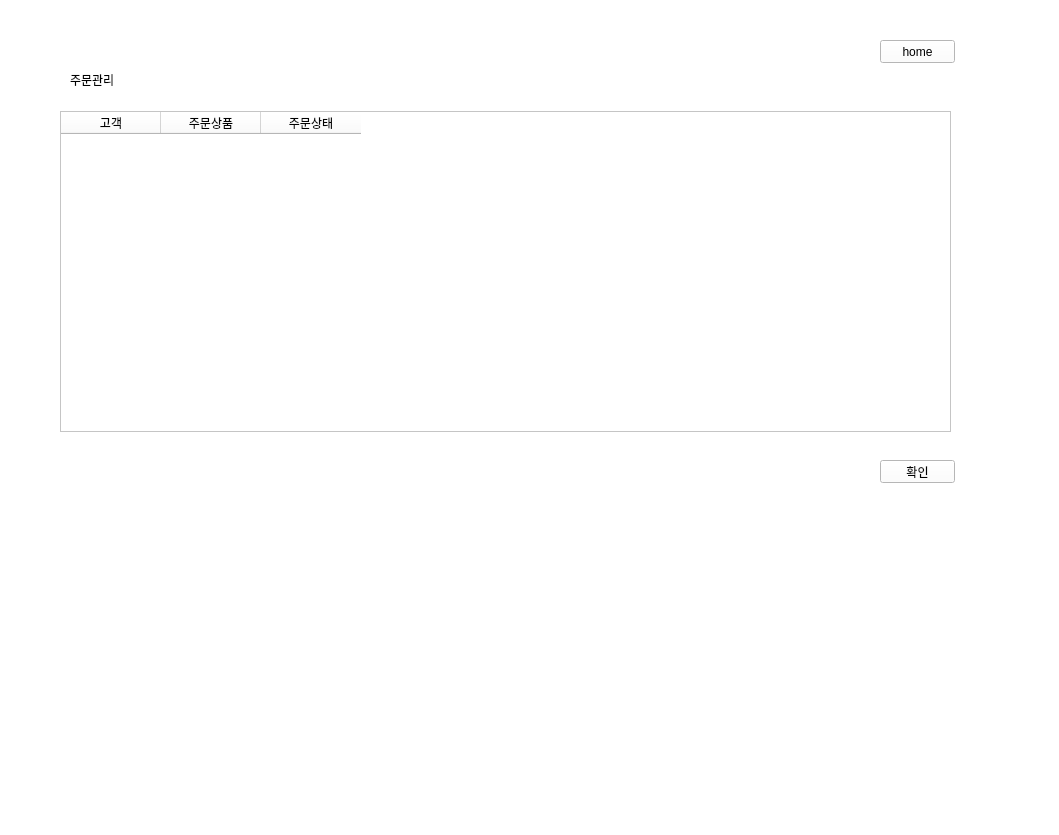
Above: smartstore.ui from soyyoonn/SMARTSTORE before the change. Below: the same form after it.
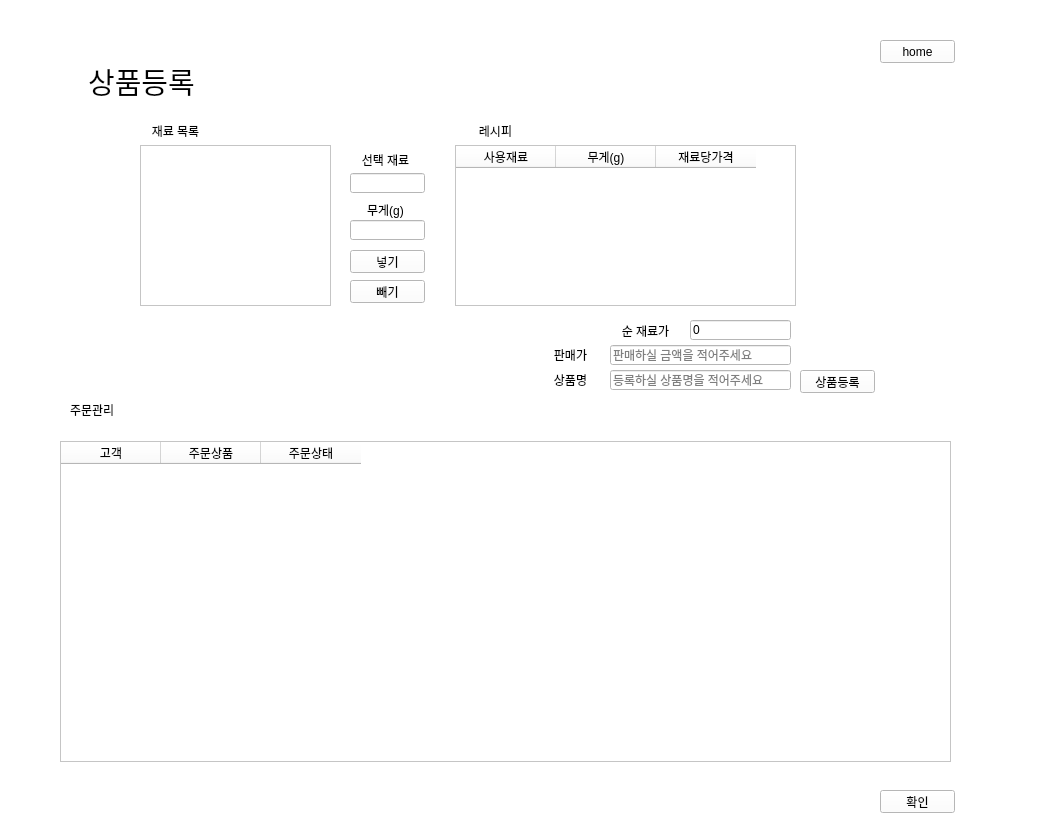
That is the form after the change. The open tabs and pages were chosen to show the change.

Commit message: 230117 20:30 연수 상품등록 ui 수정, 상품 레시피 넣기, 빼기, 순재료가 출력 기능 작성

Patch:
```diff
--- a/smartstore.ui
+++ b/smartstore.ui
@@ -26,7 +26,7 @@
     </rect>
    </property>
    <property name="currentIndex">
-    <number>3</number>
+    <number>4</number>
    </property>
    <widget class="QWidget" name="page_2">
     <widget class="QPushButton" name="btn_login">
@@ -749,28 +749,78 @@
       </property>
      </column>
     </widget>
-    <widget class="QLabel" name="label_15">
+   </widget>
+   <widget class="QWidget" name="page_5">
+    <widget class="QLabel" name="label_3">
      <property name="geometry">
       <rect>
-       <x>600</x>
-       <y>310</y>
-       <width>61</width>
-       <height>21</height>
+       <x>70</x>
+       <y>400</y>
+       <width>56</width>
+       <height>20</height>
       </rect>
      </property>
      <property name="text">
-      <string>순 재료가</string>
+      <string>주문관리</string>
      </property>
-     <property name="alignment">
-      <set>Qt::AlignCenter</set>
+    </widget>
+    <widget class="QTableWidget" name="orderlist">
+     <property name="geometry">
+      <rect>
+       <x>60</x>
+       <y>441</y>
+       <width>891</width>
+       <height>321</height>
+      </rect>
+     </property>
+     <column>
+      <property name="text">
+       <string>고객</string>
+      </property>
+     </column>
+     <column>
+      <property name="text">
+       <string>주문상품</string>
+      </property>
+     </column>
+     <column>
+      <property name="text">
+       <string>주문상태</string>
+      </property>
+     </column>
+    </widget>
+    <widget class="QPushButton" name="btn_check2">
+     <property name="geometry">
+      <rect>
+       <x>880</x>
+       <y>790</y>
+       <width>75</width>
+       <height>23</height>
+      </rect>
+     </property>
+     <property name="text">
+      <string>확인</string>
+     </property>
+    </widget>
+    <widget class="QPushButton" name="btn_home4">
+     <property name="geometry">
+      <rect>
+       <x>880</x>
+       <y>40</y>
+       <width>75</width>
+       <height>23</height>
+      </rect>
+     </property>
+     <property name="text">
+      <string>home</string>
      </property>
     </widget>
     <widget class="QLineEdit" name="productname">
      <property name="geometry">
       <rect>
-       <x>175</x>
-       <y>104</y>
-       <width>191</width>
+       <x>610</x>
+       <y>370</y>
+       <width>181</width>
        <height>20</height>
       </rect>
      </property>
@@ -781,34 +831,66 @@
       <string>등록하실 상품명을 적어주세요</string>
      </property>
     </widget>
-    <widget class="QPushButton" name="btn_registration">
+    <widget class="QLineEdit" name="product_sellingPrice">
      <property name="geometry">
       <rect>
-       <x>755</x>
-       <y>365</y>
-       <width>75</width>
-       <height>23</height>
+       <x>610</x>
+       <y>345</y>
+       <width>181</width>
+       <height>20</height>
       </rect>
      </property>
-     <property name="text">
-      <string>상품등록</string>
+     <property name="placeholderText">
+      <string>판매하실 금액을 적어주세요</string>
      </property>
     </widget>
     <widget class="QListWidget" name="list_material">
      <property name="geometry">
       <rect>
-       <x>175</x>
-       <y>140</y>
-       <width>256</width>
+       <x>140</x>
+       <y>145</y>
+       <width>191</width>
        <height>161</height>
       </rect>
      </property>
     </widget>
+    <widget class="QLabel" name="label_21">
+     <property name="geometry">
+      <rect>
+       <x>350</x>
+       <y>150</y>
+       <width>71</width>
+       <height>20</height>
+      </rect>
+     </property>
+     <property name="text">
+      <string>선택 재료</string>
+     </property>
+     <property name="alignment">
+      <set>Qt::AlignCenter</set>
+     </property>
+    </widget>
+    <widget class="QLabel" name="label">
+     <property name="geometry">
+      <rect>
+       <x>460</x>
+       <y>120</y>
+       <width>71</width>
+       <height>21</height>
+      </rect>
+     </property>
+     <property name="text">
+      <string>레시피</string>
+     </property>
+     <property name="alignment">
+      <set>Qt::AlignCenter</set>
+     </property>
+    </widget>
     <widget class="QPushButton" name="btn_productInput">
      <property name="geometry">
       <rect>
-       <x>465</x>
-       <y>200</y>
+       <x>350</x>
+       <y>250</y>
        <width>75</width>
        <height>23</height>
       </rect>
@@ -817,41 +899,37 @@
       <string>넣기</string>
      </property>
     </widget>
-    <widget class="QTableWidget" name="table_material">
+    <widget class="QLabel" name="label_18">
      <property name="geometry">
       <rect>
-       <x>575</x>
-       <y>140</y>
-       <width>256</width>
-       <height>161</height>
+       <x>540</x>
+       <y>370</y>
+       <width>61</width>
+       <height>20</height>
       </rect>
      </property>
-     <column>
-      <property name="text">
-       <string>사용재료</string>
-      </property>
-     </column>
-     <column>
-      <property name="text">
-       <string>들어가는양</string>
-      </property>
-     </column>
+     <property name="text">
+      <string>상품명</string>
+     </property>
+     <property name="alignment">
+      <set>Qt::AlignCenter</set>
+     </property>
     </widget>
-    <widget class="QLineEdit" name="led_productWeight">
+    <widget class="QLineEdit" name="led_materialWeight">
      <property name="geometry">
       <rect>
-       <x>465</x>
-       <y>170</y>
+       <x>350</x>
+       <y>220</y>
        <width>75</width>
-       <height>23</height>
+       <height>20</height>
       </rect>
      </property>
     </widget>
     <widget class="QPushButton" name="btn_productOutput">
      <property name="geometry">
       <rect>
-       <x>465</x>
-       <y>230</y>
+       <x>350</x>
+       <y>280</y>
        <width>75</width>
        <height>23</height>
       </rect>
@@ -860,37 +938,61 @@
       <string>빼기</string>
      </property>
     </widget>
-    <widget class="QLineEdit" name="product_sellingPrice">
+    <widget class="QTableWidget" name="table_recipe">
      <property name="geometry">
       <rect>
-       <x>665</x>
-       <y>335</y>
-       <width>161</width>
-       <height>20</height>
+       <x>455</x>
+       <y>145</y>
+       <width>341</width>
+       <height>161</height>
       </rect>
      </property>
-     <property name="placeholderText">
-      <string>판매하실 금액을 적어주세요</string>
+     <property name="editTriggers">
+      <set>QAbstractItemView::NoEditTriggers</set>
      </property>
+     <property name="tabKeyNavigation">
+      <bool>false</bool>
+     </property>
+     <property name="showDropIndicator" stdset="0">
+      <bool>false</bool>
+     </property>
+     <property name="selectionBehavior">
+      <enum>QAbstractItemView::SelectRows</enum>
+     </property>
+     <column>
+      <property name="text">
+       <string>사용재료</string>
+      </property>
+     </column>
+     <column>
+      <property name="text">
+       <string>무게(g)</string>
+      </property>
+     </column>
+     <column>
+      <property name="text">
+       <string>재료당가격</string>
+      </property>
+     </column>
     </widget>
-    <widget class="QLineEdit" name="product_price">
+    <widget class="QPushButton" name="btn_registration">
      <property name="geometry">
       <rect>
-       <x>665</x>
-       <y>310</y>
-       <width>161</width>
-       <height>20</height>
+       <x>800</x>
+       <y>370</y>
+       <width>75</width>
+       <height>23</height>
       </rect>
      </property>
-     <property name="mouseTracking">
-      <bool>false</bool>
+     <property name="text">
+      <string>상품등록</string>
      </property>
     </widget>
     <widget class="QLabel" name="label_16">
      <property name="geometry">
       <rect>
-       <x>600</x>
-       <y>335</y>
+       <x>540</x>
+       <y>345</y>
        <width>61</width>
        <height>20</height>
       </rect>
@@ -902,11 +1004,78 @@
       <set>Qt::AlignCenter</set>
      </property>
     </widget>
+    <widget class="QLabel" name="label_15">
+     <property name="geometry">
+      <rect>
+       <x>610</x>
+       <y>320</y>
+       <width>71</width>
+       <height>21</height>
+      </rect>
+     </property>
+     <property name="text">
+      <string>순 재료가</string>
+     </property>
+     <property name="alignment">
+      <set>Qt::AlignCenter</set>
+     </property>
+    </widget>
+    <widget class="QLabel" name="label_19">
+     <property name="geometry">
+      <rect>
+       <x>140</x>
+       <y>120</y>
+       <width>71</width>
+       <height>21</height>
+      </rect>
+     </property>
+     <property name="text">
+      <string>재료 목록</string>
+     </property>
+     <property name="alignment">
+      <set>Qt::AlignCenter</set>
+     </property>
+    </widget>
+    <widget class="QLineEdit" name="product_price">
+     <property name="geometry">
+      <rect>
+       <x>690</x>
+       <y>320</y>
+       <width>101</width>
+       <height>20</height>
+      </rect>
+     </property>
+     <property name="mouseTracking">
+      <bool>false</bool>
+     </property>
+     <property name="text">
+      <string>0</string>
+     </property>
+     <property name="readOnly">
+      <bool>true</bool>
+     </property>
+    </widget>
+    <widget class="QLineEdit" name="led_materialChoose">
+     <property name="geometry">
+      <rect>
+       <x>350</x>
+       <y>173</y>
+       <width>75</width>
+       <height>20</height>
+      </rect>
+     </property>
+     <property name="mouseTracking">
+      <bool>false</bool>
+     </property>
+     <property name="readOnly">
+      <bool>true</bool>
+     </property>
+    </widget>
     <widget class="QLabel" name="label_17">
      <property name="geometry">
       <rect>
-       <x>75</x>
-       <y>45</y>
+       <x>70</x>
+       <y>60</y>
        <width>151</width>
        <height>41</height>
       </rect>
@@ -920,70 +1089,20 @@
 &lt;/span&gt;&lt;/p&gt;&lt;/body&gt;&lt;/html&gt;</string>
      </property>
     </widget>
-   </widget>
-   <widget class="QWidget" name="page_5">
-    <widget class="QLabel" name="label_3">
+    <widget class="QLabel" name="label_20">
      <property name="geometry">
       <rect>
-       <x>70</x>
-       <y>70</y>
-       <width>56</width>
+       <x>350</x>
+       <y>200</y>
+       <width>71</width>
        <height>20</height>
       </rect>
      </property>
      <property name="text">
-      <string>주문관리</string>
+      <string>무게(g)</string>
      </property>
-    </widget>
-    <widget class="QTableWidget" name="orderlist">
-     <property name="geometry">
-      <rect>
-       <x>60</x>
-       <y>111</y>
-       <width>891</width>
-       <height>321</height>
-      </rect>
-     </property>
-     <column>
-      <property name="text">
-       <string>고객</string>
-      </property>
-     </column>
-     <column>
-      <property name="text">
-       <string>주문상품</string>
-      </property>
-     </column>
-     <column>
-      <property name="text">
-       <string>주문상태</string>
-      </property>
-     </column>
-    </widget>
-    <widget class="QPushButton" name="btn_check2">
-     <property name="geometry">
-      <rect>
-       <x>880</x>
-       <y>460</y>
-       <width>75</width>
-       <height>23</height>
-      </rect>
-     </property>
-     <property name="text">
-      <string>확인</string>
-     </property>
-    </widget>
-    <widget class="QPushButton" name="btn_home4">
-     <property name="geometry">
-      <rect>
-       <x>880</x>
-       <y>40</y>
-       <width>75</width>
-       <height>23</height>
-      </rect>
-     </property>
-     <property name="text">
-      <string>home</string>
+     <property name="alignment">
+      <set>Qt::AlignCenter</set>
      </property>
     </widget>
    </widget>
```
The commit also changes 1 other file.
